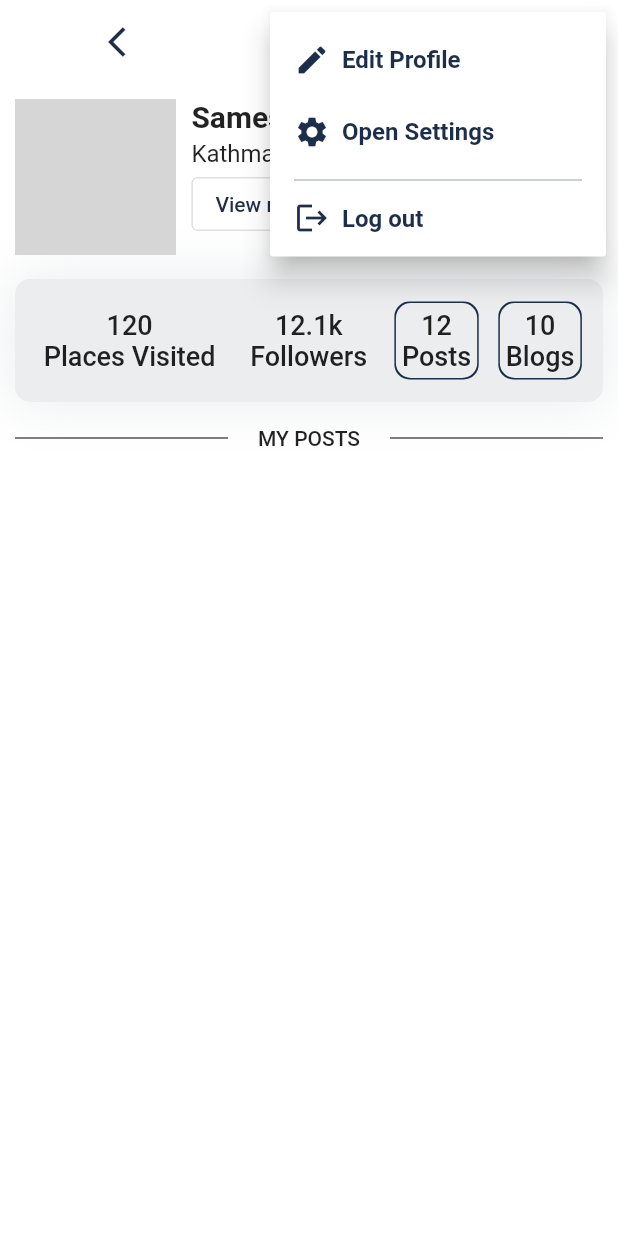
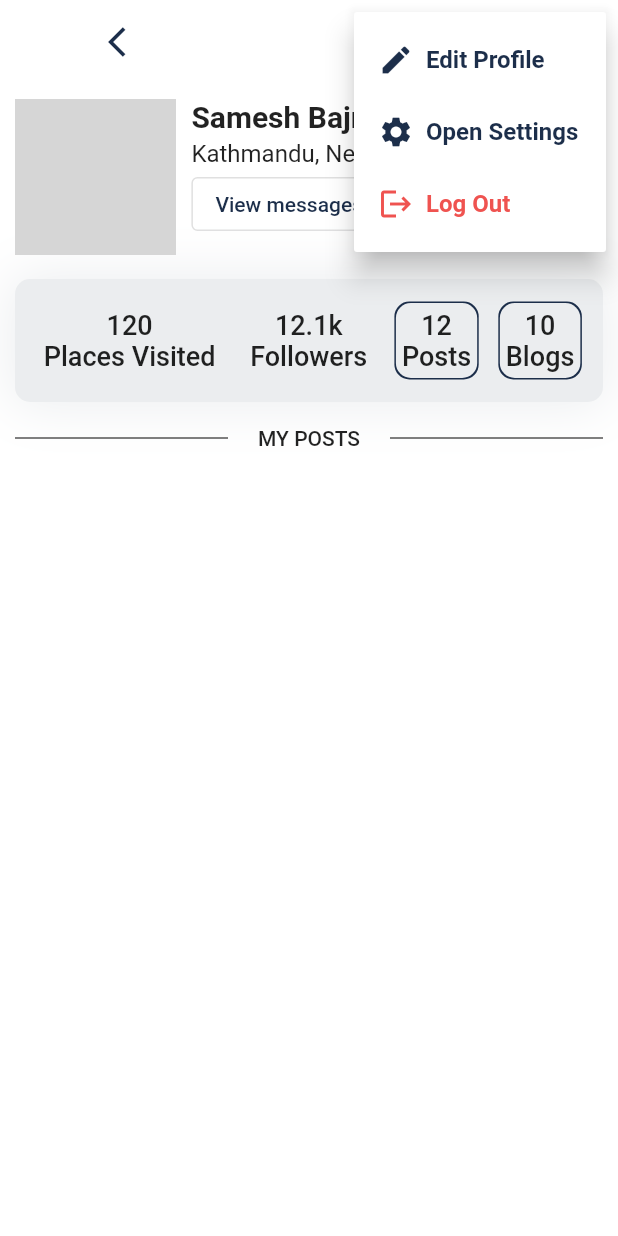
Before and after one commit to sagarpaudell/odyssey, a Flutter app: the SelfProfile screen opened directly, after a tap on the "menu" icon, on a phone screen of 412 x 824 dp. Run offline on Flutter 3.47's test engine with Material 2 defaults, Android fonts, the phone set to English and light mode, and no system bars; our stand-ins replace flutter_svg, font_awesome_flutter, image_picker; network calls fail; grey boxes are pictures that could not be loaded.

Commit message:
Profile view updated, confirmation bloack added, errors solved

```diff
--- a/odyssey/lib/screens/profile_self.dart
+++ b/odyssey/lib/screens/profile_self.dart
@@ -1,4 +1,5 @@
 import 'package:flutter/material.dart';
+
 
 class SelfProfile extends StatefulWidget {
   @override
@@ -8,13 +9,77 @@ class SelfProfile extends StatefulWidget {
 class _SelfProfileState extends State<SelfProfile> {
   @override
   Widget build(BuildContext context) {
+    const choices=['editprofile', 'opensettings', 'logout'];
+
+    showAlertDialog(BuildContext context) {
+      AlertDialog alert = AlertDialog(
+        content: Text("Are you sure you want to log out?"),
+        actions: [
+          TextButton(
+          child: Text("Cancel"),
+          onPressed:  () {},
+          ),
+          TextButton(
+          child: Text("Log Out", style: TextStyle(
+          color: Colors.red[400],
+          ),),
+          onPressed:  () {},
+          ),
+        ],
+      );
+      // show the dialog
+      showDialog(
+        context: context,
+        builder: (BuildContext context) {
+          return alert;
+        },
+      );
+    }
+    //end of confirmatin box
+
+  void choiceAction(String choice){
+    if(choice =='editprofile'){
+     print('edit Profile');
+    }
+    else if(choice == 'opensettings'){
+
+    }
+    else if(choice == 'logout'){
+    showAlertDialog(context);
+    }
+  }
+
+  iconValue(choice){
+     if(choice=='editprofile'){
+       return Icons.mode_edit;
+     }
+     else if (choice=='opensettings'){
+       return Icons.settings;
+     }
+     else if (choice=='logout'){
+       return Icons.logout;
+     }
+  }
+
+  textValue(choice){
+     if(choice=='editprofile'){
+       return 'Edit Profile';
+     }
+     else if (choice=='opensettings'){
+       return 'Open Settings';
+     }
+     else if (choice=='logout'){
+       return 'Log Out';
+     }
+  }
+
     return Scaffold(
       appBar: AppBar(
         elevation: 0,
         backgroundColor:Colors.white,
-        actions: [
+        actions:[
           PopupMenuButton(
-              child: Padding(
+            child: Padding(
                 padding: const EdgeInsets.all(14.0),
                 child: Icon(
                   Icons.menu_rounded,
@@ -22,93 +87,32 @@ class _SelfProfileState extends State<SelfProfile> {
                   size: 28,
                 ),
               ),
-              itemBuilder: (BuildContext context) => [
-                    PopupMenuItem(
-                      child: Row(
+            onSelected: choiceAction,
+            itemBuilder: (BuildContext context){
+              return choices.map((String choice){
+                return PopupMenuItem<String>(
+                  value: choice,
+                  child: Row(
                         children: [
                           Icon(
-                            Icons.mode_edit,
-                            color: Theme.of(context).primaryColor,
+                            iconValue(choice),
+                            color:choice=='logout'?Colors.red[400]: Theme.of(context).primaryColor,
                           ),
                           Padding(
-                            padding: const EdgeInsets.all(8.0),
+                            padding: const EdgeInsets.only(left: 8),
                             child: Text(
-                              "Edit Profile",
+                              textValue(choice),
                               style: TextStyle(
-                                  color: Theme.of(context).primaryColor,
+                                  color: choice=='logout'?Colors.red[400]: Theme.of(context).primaryColor,
                                   fontWeight: FontWeight.w600),
                             ),
                           ),
                         ],
                       ),
-                    ),
-                    // PopupMenuItem(
-                    //   child: Row(
-                    //     children: [
-                    //       Icon(
-                    //         Icons.block_flipped,
-                    //         color: Theme.of(context).primaryColor,
-                    //       ),
-                    //       Padding(
-                    //         padding: const EdgeInsets.only(left: 8),
-                    //         child: Text(
-                    //           "Block this user",
-                    //           style: TextStyle(
-                    //               color: Theme.of(context).primaryColor,
-                    //               fontWeight: FontWeight.w600),
-                    //         ),
-                    //       ),
-                    //     ],
-                    //   ),
-                    // ),
-                    PopupMenuItem(
-                      child: Row(
-                        children: [
-                          Icon(
-                            Icons.settings,
-                            color: Theme.of(context).primaryColor,
-                          ),
-                          Padding(
-                            padding: const EdgeInsets.all(8.0),
-                            child: Text(
-                              "Open Settings",
-                              style: TextStyle(
-                                  color: Theme.of(context).primaryColor,
-                                  fontWeight: FontWeight.w600),
-                            ),
-                          ),
-                        ],
-                      ),
-                    ),
-                    PopupMenuItem(
-                      child: Column(
-                        children: [
-                          Divider(
-                            thickness: 0.3,
-                            color: Theme.of(context).primaryColor,
-                          ),
-                          Row(
-                            children: [
-                              Icon(
-                                Icons.logout,
-                                color: Theme.of(context).primaryColor,
-                              ),
-
-                              Padding(
-                                padding: const EdgeInsets.all(8.0),
-                                child: Text(
-                                  "Log out",
-                                  style: TextStyle(
-                                      color: Theme.of(context).primaryColor,
-                                      fontWeight: FontWeight.w600),
-                                ),
-                              ),
-                            ],
-                          ),
-                        ],
-                      ),
-                    ),
-                  ]),
+                );
+              }).toList();
+            },
+          )
         ],
         title:Icon(Icons.arrow_back_ios, color:Theme.of(context).primaryColor,),
 
```
Also changed, not shown: odyssey/lib/screens/profile_user.dart (+74 -42 lines), odyssey/lib/widgets/message.dart (+84 -51 lines).
